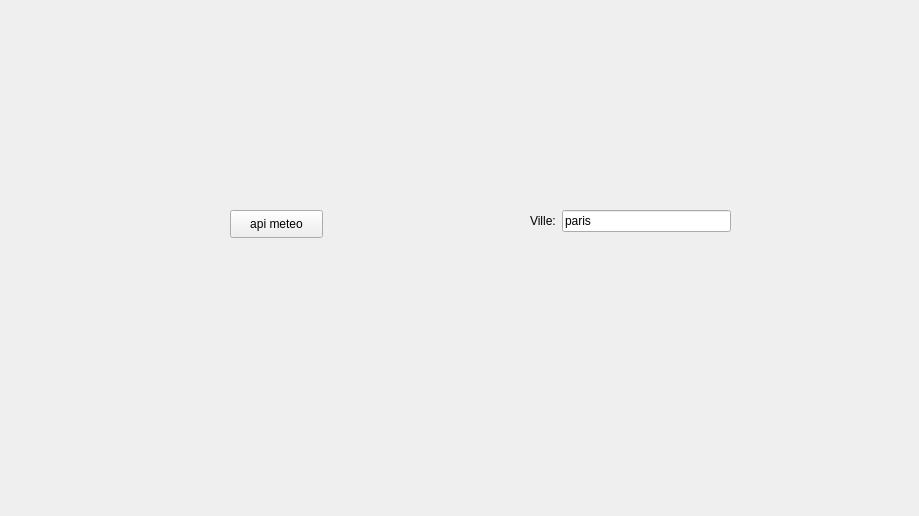
aiekick/ProjectStationMeteo, file balisevillepanel.ui: the form before one commit.
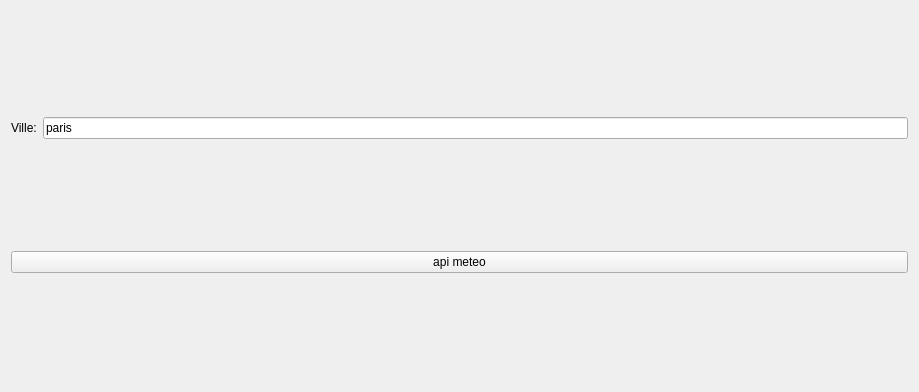
The form after the commit.

Diff of the .ui file:
```diff
--- a/balisevillepanel.ui
+++ b/balisevillepanel.ui
@@ -7,44 +7,26 @@
     <x>0</x>
     <y>0</y>
     <width>919</width>
-    <height>516</height>
+    <height>392</height>
    </rect>
   </property>
   <property name="windowTitle">
    <string>MainWindow</string>
   </property>
-  <widget class="QWidget" name="centralwidget">
-   <widget class="QPushButton" name="pushButtonville">
-    <property name="geometry">
-     <rect>
-      <x>230</x>
-      <y>210</y>
-      <width>93</width>
-      <height>28</height>
-     </rect>
-    </property>
-    <property name="text">
-     <string>api meteo</string>
-    </property>
-   </widget>
-   <widget class="QWidget" name="layoutWidget">
-    <property name="geometry">
-     <rect>
-      <x>530</x>
-      <y>210</y>
-      <width>201</width>
-      <height>24</height>
-     </rect>
-    </property>
-    <layout class="QFormLayout" name="formLayout">
-     <item row="0" column="0">
+  <layout class="QVBoxLayout" name="verticalLayout">
+   <item>
+    <layout class="QVBoxLayout" name="layoutville"/>
+   </item>
+   <item>
+    <layout class="QHBoxLayout" name="horizontalLayout">
+     <item>
       <widget class="QLabel" name="label">
        <property name="text">
         <string>Ville:</string>
        </property>
       </widget>
      </item>
-     <item row="0" column="1">
+     <item>
       <widget class="QLineEdit" name="textville">
        <property name="text">
         <string>paris</string>
@@ -52,9 +34,16 @@
       </widget>
      </item>
     </layout>
-   </widget>
-  </widget>
-  </widget>
+   </item>
+   <item>
+    <widget class="QPushButton" name="pushButtonville">
+     <property name="text">
+      <string>api meteo</string>
+     </property>
+    </widget>
+   </item>
+  </layout>
+ </widget>
  <resources/>
  <connections/>
 </ui>
```
